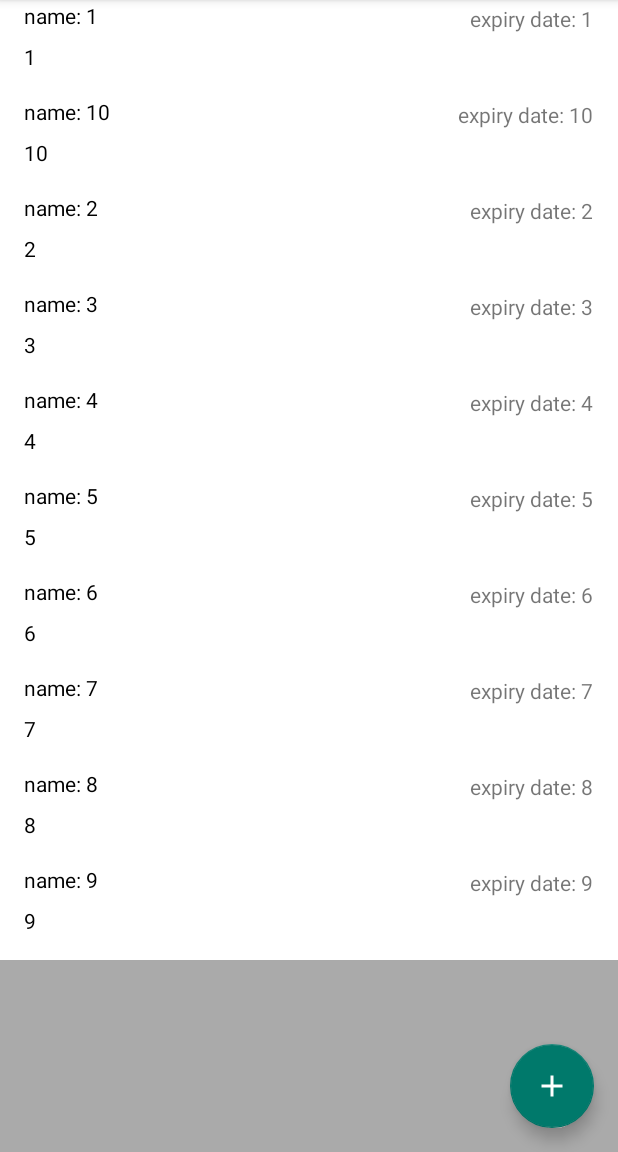
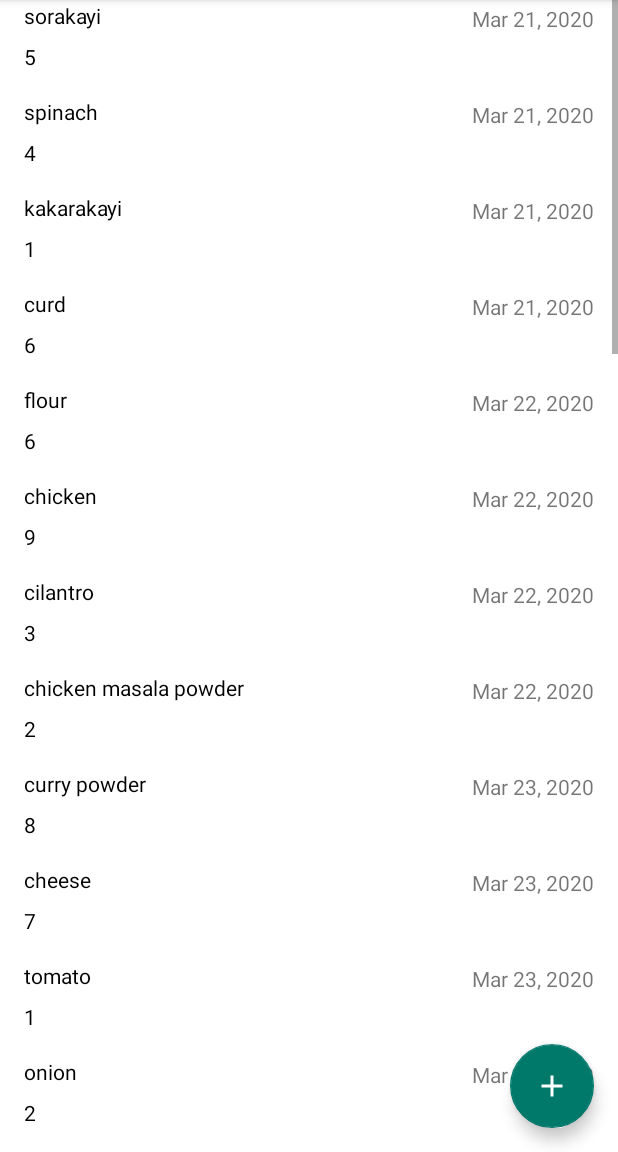
Before and after one commit to jyothri/Inventory, an Android app: the screen it shows after launch (MainActivity), in the options menu, after a tap on "Populate dummy values", on a phone screen of 412 x 824 dp, the part 84-1236 px from its top. Run offline under Robolectric (Android 15) with nearby library versions, the phone set to English and light mode, and no system bars; our stand-ins replace Room's generated code.

Commit message:
Change type to LocalDate.

```diff
--- a/app/src/main/java/com/jkurapati/android/inventoryapplication/Item.java
+++ b/app/src/main/java/com/jkurapati/android/inventoryapplication/Item.java
@@ -4,11 +4,19 @@ import android.provider.BaseColumns;
 
 import androidx.room.ColumnInfo;
 import androidx.room.Entity;
+import androidx.room.Ignore;
 import androidx.room.PrimaryKey;
+import androidx.room.TypeConverters;
 
+import com.jkurapati.android.inventoryapplication.db.dao.LocalDateConverter;
+
+import java.time.LocalDate;
+import java.time.format.DateTimeFormatter;
+import java.time.format.FormatStyle;
 import java.util.Objects;
 
 @Entity(tableName = Item.TABLE_NAME)
+@TypeConverters(LocalDateConverter.class)
 public class Item {
 
     /**
@@ -24,11 +32,12 @@ public class Item {
     /**
      * The name of the name column.
      */
-    public static final String COLUMN_NAME = "name";
+    static final String COLUMN_NAME = "name";
+    static final String COLUMN_QUANTITY = "quantity";
+    static final String COLUMN_PURCHASE_DATE = "purchaseDate";
 
-    public static final String COLUMN_QUANTITY = "quantity";
     public static final String COLUMN_EXPIRATION_DATE = "expirationDate";
-    public static final String COLUMN_PURCHASE_DATE = "purchaseDate";
+    public static final DateTimeFormatter DATE_FORMATTER = DateTimeFormatter.ofLocalizedDate(FormatStyle.MEDIUM);
 
     @PrimaryKey(autoGenerate = true)
     @ColumnInfo(index = true, name = COLUMN_ID)
@@ -41,12 +50,13 @@ public class Item {
     private int quantity;
 
     @ColumnInfo(name = COLUMN_EXPIRATION_DATE)
-    private String expirationDate;
+    private LocalDate expirationDate;
 
     @ColumnInfo(name = COLUMN_PURCHASE_DATE)
-    private String purchaseDate;
+    private LocalDate purchaseDate;
 
-    public Item(String name, int quantity, String expirationDate, String purchaseDate) {
+    @Ignore
+    public Item(String name, int quantity, LocalDate expirationDate, LocalDate purchaseDate) {
         this.name = name;
         this.quantity = quantity;
         this.expirationDate = expirationDate;
@@ -97,19 +107,19 @@ public class Item {
         this.quantity = quantity;
     }
 
-    public String getExpirationDate() {
+    public LocalDate getExpirationDate() {
         return expirationDate;
     }
 
-    public void setExpirationDate(String expirationDate) {
+    public void setExpirationDate(LocalDate expirationDate) {
         this.expirationDate = expirationDate;
     }
 
-    public String getPurchaseDate() {
+    public LocalDate getPurchaseDate() {
         return purchaseDate;
     }
 
-    public void setPurchaseDate(String purchaseDate) {
+    public void setPurchaseDate(LocalDate purchaseDate) {
         this.purchaseDate = purchaseDate;
     }
 }
--- a/app/src/main/java/com/jkurapati/android/inventoryapplication/MainActivity.java
+++ b/app/src/main/java/com/jkurapati/android/inventoryapplication/MainActivity.java
@@ -18,6 +18,13 @@ import com.google.android.material.floatingactionbutton.FloatingActionButton;
 import com.jkurapati.android.inventoryapplication.db.dao.ItemRepository;
 import com.jkurapati.android.inventoryapplication.helper.ItemsAdapter;
 import com.jkurapati.android.inventoryapplication.model.ItemViewModel;
+
+import java.time.LocalDate;
+import java.time.temporal.ChronoUnit;
+import java.util.Arrays;
+import java.util.Collections;
+import java.util.List;
+import java.util.stream.Collectors;
 
 public class MainActivity extends AppCompatActivity {
 
@@ -90,8 +97,32 @@ public class MainActivity extends AppCompatActivity {
     }
 
     private void populateDatabase() {
-        for (int i = 1; i < 11; i++) {
-            Item item = new Item("name: " + i, i, "expiry date: " + i, "purchase date: " + i);
+        String[] items = new String[]{
+                "spinach", "cauliflower", "broccoli", "apple", "banana", "watermelon", "pineapple",
+                "thotakura", "milk", "cheese", "curd", "gongura", "chicken", "mutton",
+                "curry leaves", "coriander seeds", "cilantro", "onion", "tomato", "rice", "flour",
+                "beerakayi", "kakarakayi", "sorakayi", "curry powder", "chicken masala powder"
+        };
+
+        int[] expiryDates = new int[]{-5, -4, -3, -2, -1, 0, 1, 2, 3, 4, 5};
+        int[] purchaseDates = new int[]{-35, -24, -31, -22, -11, 0, -1, -2, -3, -4, -5};
+
+        int[] quantities = new int[]{1, 2, 3, 4, 5, 6, 7, 8, 9, 1, 1, 2};
+
+        List<String> itemList = Arrays.asList(items);
+        Collections.shuffle(itemList);
+
+        List<LocalDate> purchaseDatesList = Arrays.stream(purchaseDates).mapToObj(i -> LocalDate.now().plus(i, ChronoUnit.DAYS)).collect(Collectors.toList());
+        Collections.shuffle(purchaseDatesList);
+
+        List<LocalDate> expiryDatesList = Arrays.stream(expiryDates).mapToObj(i -> LocalDate.now().plus(i, ChronoUnit.DAYS)).collect(Collectors.toList());
+        Collections.shuffle(expiryDatesList);
+
+        List<Integer> qtyList = Arrays.stream(quantities).boxed().collect(Collectors.toList());
+        Collections.shuffle(qtyList);
+
+        for (int i = 1; i < 40; i++) {
+            Item item = new Item(getModItem(itemList, i), getModItem(qtyList, i), getModItem(expiryDatesList, i), getModItem(purchaseDatesList, i));
             itemRepository.insert(item);
         }
         Toast.makeText(this, "dummy items populated", Toast.LENGTH_LONG).show();
@@ -101,4 +132,10 @@ public class MainActivity extends AppCompatActivity {
         itemRepository.deleteAll();
         Toast.makeText(this, "items deleted", Toast.LENGTH_LONG).show();
     }
+
+    private static <V> V getModItem(List<V> itemList, int i) {
+        int size = itemList.size();
+        i = i % size;
+        return itemList.get(i);
+    }
 }
--- /dev/null
+++ b/app/src/main/java/com/jkurapati/android/inventoryapplication/db/dao/LocalDateConverter.java
@@ -0,0 +1,26 @@
+package com.jkurapati.android.inventoryapplication.db.dao;
+
+import androidx.room.TypeConverter;
+
+import java.time.LocalDate;
+
+public class LocalDateConverter {
+
+    @TypeConverter
+    static LocalDate toDate(String dateString) {
+        if (dateString == null) {
+            return null;
+        } else {
+            return LocalDate.parse(dateString);
+        }
+    }
+
+    @TypeConverter
+    static String toDateString(LocalDate date) {
+        if (date == null) {
+            return null;
+        } else {
+            return date.toString();
+        }
+    }
+}
--- a/app/src/main/java/com/jkurapati/android/inventoryapplication/helper/ItemsAdapter.java
+++ b/app/src/main/java/com/jkurapati/android/inventoryapplication/helper/ItemsAdapter.java
@@ -19,6 +19,8 @@ import com.jkurapati.android.inventoryapplication.db.ItemContract;
 
 import java.util.List;
 import java.util.Locale;
+
+import static com.jkurapati.android.inventoryapplication.Item.DATE_FORMATTER;
 
 public class ItemsAdapter extends RecyclerView.Adapter<ItemsAdapter.ItemViewHolder> {
 
@@ -53,7 +55,7 @@ public class ItemsAdapter extends RecyclerView.Adapter<ItemsAdapter.ItemViewHold
             Item item = itemsList.get(position);
             holder.itemNameView.setText(item.getName());
             holder.itemQuantityView.setText(String.format(Locale.US, "%d", item.getQuantity()));
-            holder.itemExpiryView.setText(item.getExpirationDate());
+            holder.itemExpiryView.setText(item.getExpirationDate().format(DATE_FORMATTER));
         }
     }
 
```
Also changed, not shown: app/src/main/java/com/jkurapati/android/inventoryapplication/ItemEditorActivity.java (+43 -18 lines).
